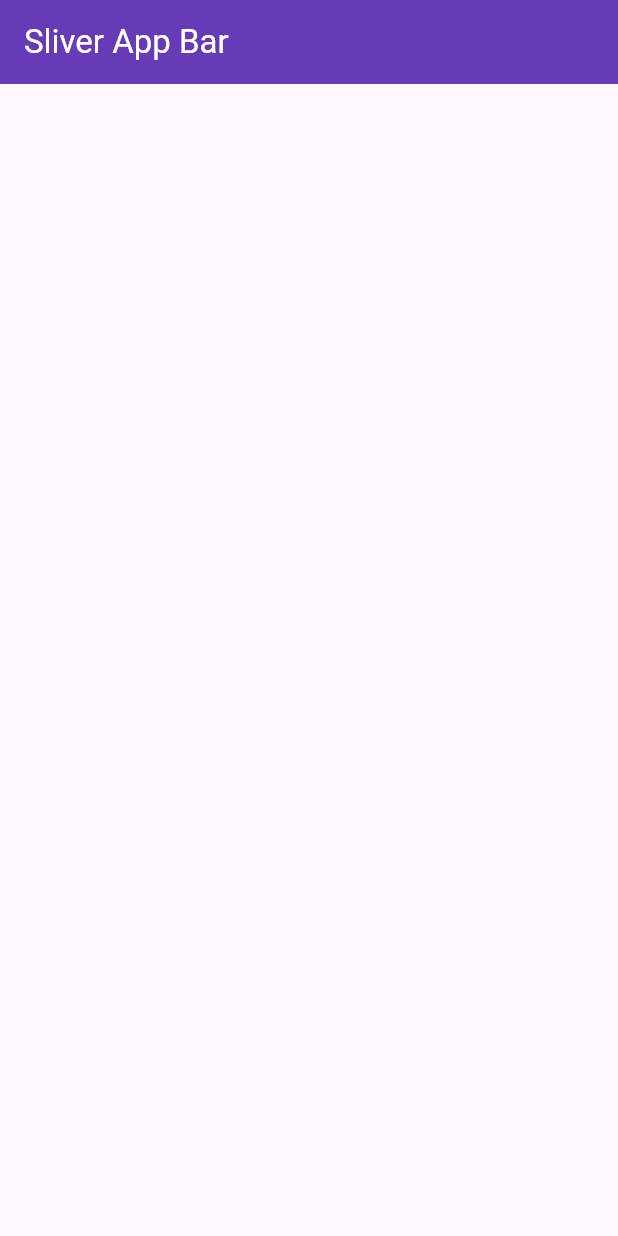
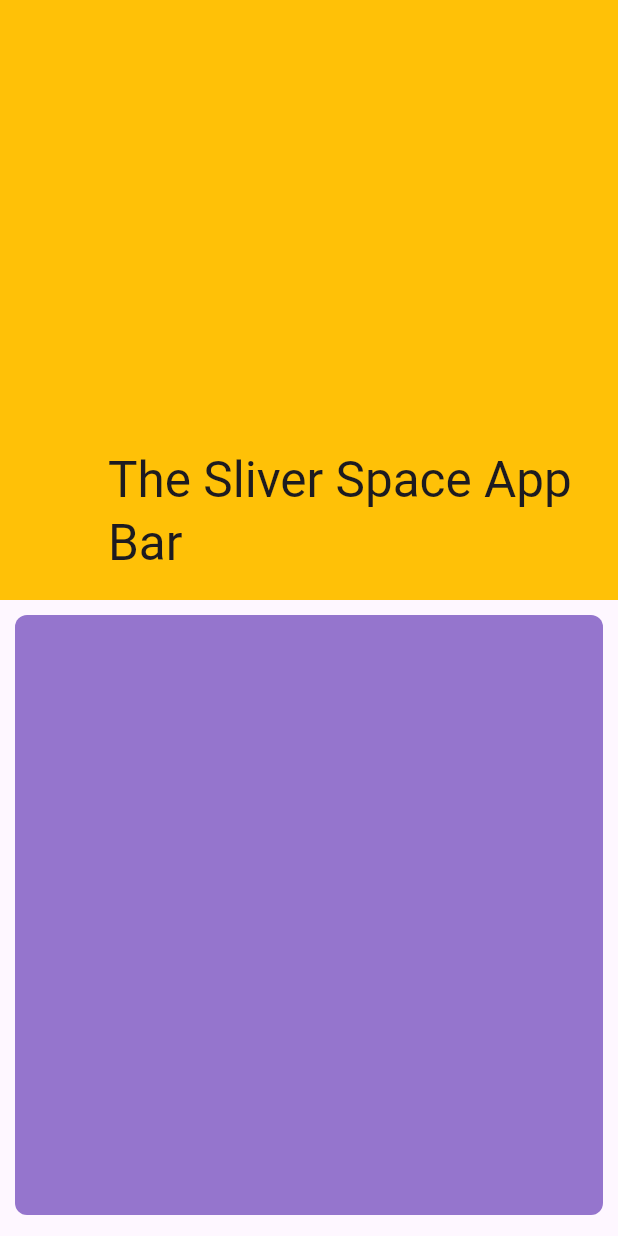
Before and after one commit to RWEMAISINGIZWENorbert/flutter_journey, a Flutter app: the screen it shows after launch, on a phone screen of 412 x 824 dp. Run offline on Flutter 3.47's test engine with Material 3 defaults, Android fonts, the phone set to English and light mode, and no system bars.

Commit message:
silver app Bar

```diff
--- a/lib/navigationWidgets/silver_app_bar.dart
+++ b/lib/navigationWidgets/silver_app_bar.dart
@@ -10,16 +10,17 @@ class SilverAppBar extends StatelessWidget {
       debugShowCheckedModeBanner: false,
        home:  Scaffold(
           body: CustomScrollView(
-            scrollDirection: Axis.vertical,
               slivers: [
                 SliverAppBar(
-                   title: Text(
-                    "Sliver App Bar",
-                     style: TextStyle(
-                      color: Colors.white,
-                     ),
+                    backgroundColor: Colors.deepPurple,
+                    floating: true,
+                    expandedHeight: 400,
+                    flexibleSpace: FlexibleSpaceBar(
+                      background: Container(
+                        color: Colors.amber,
+                      ),
+                      title: Text("The Sliver Space App Bar"),
                     ),
-                    backgroundColor: Colors.deepPurple
                 ),
 
                 SliverToBoxAdapter(
@@ -29,7 +30,7 @@ class SilverAppBar extends StatelessWidget {
                       borderRadius: BorderRadius.circular(8.0),
                       child: Container(
                         color: Colors.deepPurple[300],
-                        width: 400,
+                        height: 400,
                       ),
                     ),
                   ),
@@ -41,7 +42,7 @@ class SilverAppBar extends StatelessWidget {
                       borderRadius: BorderRadius.circular(8.0),
                       child: Container(
                         color: Colors.deepPurple[300],
-                        width: 400,
+                        height: 400,
                       ),
                     ),
                   ),
@@ -53,7 +54,7 @@ class SilverAppBar extends StatelessWidget {
                       borderRadius: BorderRadius.circular(8.0),
                       child: Container(
                         color: Colors.deepPurple[300],
-                        width: 400,
+                        height: 400,
                       ),
                     ),
                   ),
@@ -65,7 +66,7 @@ class SilverAppBar extends StatelessWidget {
                       borderRadius: BorderRadius.circular(8.0),
                       child: Container(
                         color: Colors.deepPurple[300],
-                        width: 400,
+                        height: 400,
                       ),
                     ),
                   ),
@@ -77,7 +78,7 @@ class SilverAppBar extends StatelessWidget {
                       borderRadius: BorderRadius.circular(8.0),
                       child: Container(
                         color: Colors.deepPurple[300],
-                        width: 400,
+                        height: 400,
                       ),
                     ),
                   ),
```
